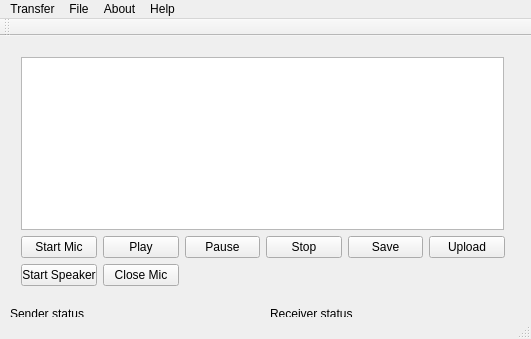
julianafrench/CommAudio, file mainwindow.ui: the form before one commit.
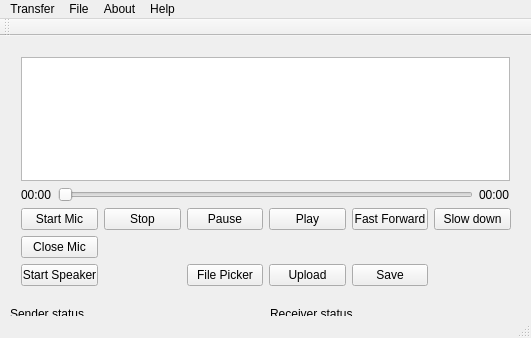
The form after the commit.

Commit message: Added play/pause/stop/fastforward/slowdown functions, as well as progress slider bar. Rewind doesn't work, so was replaced with slowdown instead. Both wav and mp3 can be played locally.

```diff
--- a/mainwindow.ui
+++ b/mainwindow.ui
@@ -7,9 +7,15 @@
     <x>0</x>
     <y>0</y>
     <width>531</width>
-    <height>339</height>
+    <height>338</height>
    </rect>
   </property>
+  <property name="maximumSize">
+   <size>
+    <width>16777215</width>
+    <height>16777215</height>
+   </size>
+  </property>
   <property name="windowTitle">
    <string>MainWindow</string>
   </property>
@@ -19,20 +25,55 @@
      <rect>
       <x>10</x>
       <y>10</y>
-      <width>505</width>
+      <width>511</width>
       <height>251</height>
      </rect>
     </property>
     <layout class="QGridLayout" name="gridLayout_2">
+     <item row="2" column="0">
+      <layout class="QGridLayout" name="gridLayout_3">
+       <item row="0" column="0">
+        <widget class="QLabel" name="SongProgressLabel">
+         <property name="text">
+          <string>00:00</string>
+         </property>
+        </widget>
+       </item>
+       <item row="0" column="1">
+        <widget class="QSlider" name="SongProgressSlider">
+         <property name="maximum">
+          <number>100</number>
+         </property>
+         <property name="orientation">
+          <enum>Qt::Horizontal</enum>
+         </property>
+        </widget>
+       </item>
+       <item row="0" column="2">
+        <widget class="QLabel" name="SongDurationLabel">
+         <property name="text">
+          <string>00:00</string>
+         </property>
+        </widget>
+       </item>
+      </layout>
+     </item>
      <item row="0" column="0">
       <widget class="QListWidget" name="listWidget"/>
      </item>
-     <item row="1" column="0">
+     <item row="3" column="0">
       <layout class="QGridLayout" name="gridLayout">
-       <item row="0" column="0">
-        <widget class="QPushButton" name="StartMicButton">
+       <item row="3" column="0">
+        <widget class="QPushButton" name="StartSpeakerButton">
          <property name="text">
-          <string>Start Mic</string>
+          <string>Start Speaker</string>
+         </property>
+        </widget>
+       </item>
+       <item row="2" column="0">
+        <widget class="QPushButton" name="StreamDisconnectButton">
+         <property name="text">
+          <string>Close Mic</string>
          </property>
         </widget>
        </item>
@@ -49,52 +90,66 @@
          </property>
         </spacer>
        </item>
-       <item row="0" column="2">
-        <widget class="QPushButton" name="pushButton_2">
+       <item row="0" column="0">
+        <widget class="QPushButton" name="StartMicButton">
          <property name="text">
-          <string>Play</string>
+          <string>Start Mic</string>
          </property>
         </widget>
        </item>
-       <item row="0" column="3">
-        <widget class="QPushButton" name="pushButton_3">
-         <property name="text">
-          <string>Pause</string>
-         </property>
-        </widget>
-       </item>
-       <item row="0" column="4">
-        <widget class="QPushButton" name="pushButton_4">
-         <property name="text">
-          <string>Stop</string>
-         </property>
-        </widget>
-       </item>
-       <item row="0" column="5">
-        <widget class="QPushButton" name="saveBtn">
+       <item row="3" column="5">
+        <widget class="QPushButton" name="SaveButton">
          <property name="text">
           <string>Save</string>
          </property>
         </widget>
        </item>
-       <item row="0" column="6">
+       <item row="3" column="3">
+        <widget class="QPushButton" name="FilePickerButton">
+         <property name="text">
+          <string>File Picker</string>
+         </property>
+        </widget>
+       </item>
+       <item row="3" column="4">
         <widget class="QPushButton" name="pushButton_6">
          <property name="text">
           <string>Upload</string>
          </property>
         </widget>
        </item>
-       <item row="1" column="0">
-        <widget class="QPushButton" name="StartSpeakerButton">
+       <item row="0" column="5">
+        <widget class="QPushButton" name="FastForwardButton">
          <property name="text">
-          <string>Start Speaker</string>
+          <string>Fast Forward</string>
          </property>
         </widget>
        </item>
-       <item row="1" column="2">
-        <widget class="QPushButton" name="StreamDisconnectButton">
+       <item row="0" column="6">
+        <widget class="QPushButton" name="SlowForwardButton">
          <property name="text">
-          <string>Close Mic</string>
+          <string>Slow down</string>
+         </property>
+        </widget>
+       </item>
+       <item row="0" column="2">
+        <widget class="QPushButton" name="StopButton">
+         <property name="text">
+          <string>Stop</string>
+         </property>
+        </widget>
+       </item>
+       <item row="0" column="4">
+        <widget class="QPushButton" name="PlayButton">
+         <property name="text">
+          <string>Play</string>
+         </property>
+        </widget>
+       </item>
+       <item row="0" column="3">
+        <widget class="QPushButton" name="PauseButton">
+         <property name="text">
+          <string>Pause</string>
          </property>
         </widget>
        </item>
```
The commit also changes 6 other files.
